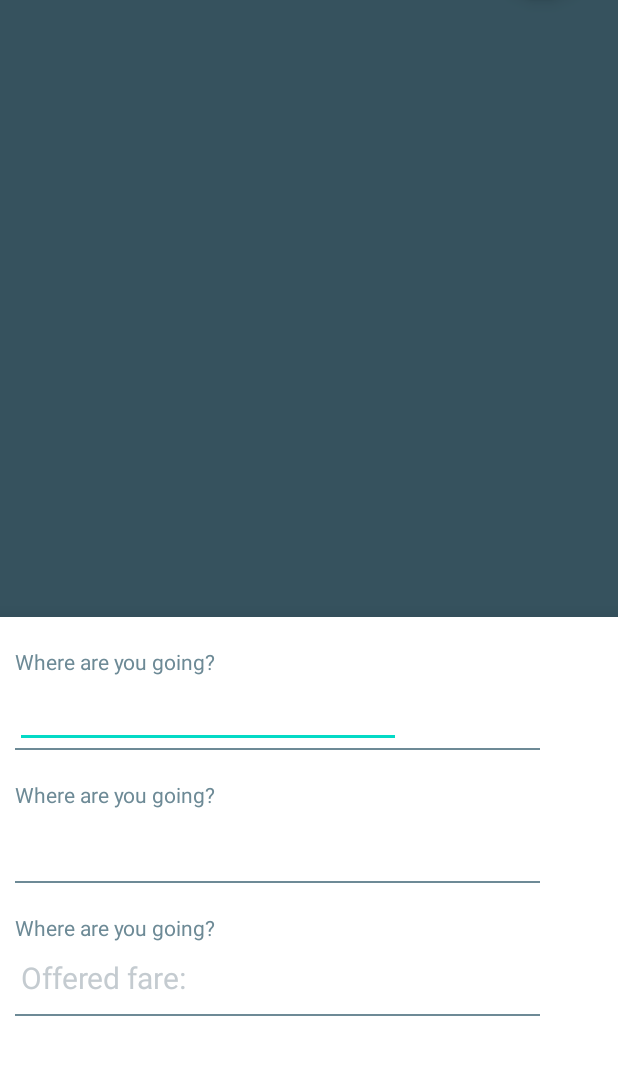
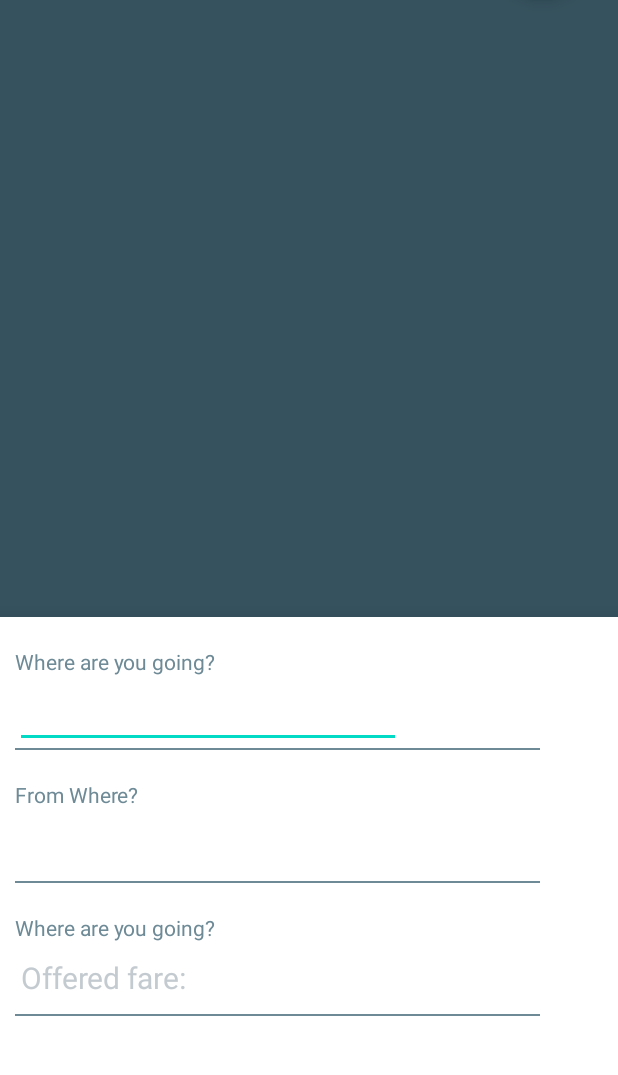
Before and after one commit to sharyar/ZoomWroom, an Android app: the RiderHomeActivity screen opened directly, with no data from a screen before it, after a tap on "CREATE A RIDE", on a phone screen of 412 x 824 dp, the part 127-1202 px from its top. Run offline under Robolectric (Android 15) with nearby library versions, the phone set to English and light mode, and no system bars.

Commit message:
added comments throughout code

```diff
--- a/app/src/main/java/com/example/zoomwroom/RiderHomeActivity.java
+++ b/app/src/main/java/com/example/zoomwroom/RiderHomeActivity.java
@@ -57,15 +57,12 @@ public class RiderHomeActivity extends FragmentActivity implements OnMapReadyCal
                 .findFragmentById(R.id.map);
         mapFragment.getMapAsync(this);
 
-
-        Bundle b = new Bundle(); // idk what this is
-
         FragmentManager fragmentManager = getSupportFragmentManager(); // this is creaitng a fragment manager
         final FragmentTransaction fragmentTransaction = fragmentManager.beginTransaction(); // something you just have to do
         final FragmentDisplayDriveRequestInfo driveRequestFragment = new FragmentDisplayDriveRequestInfo(); // this is your fragment class
+
+        // User profile button
         profileButton = (FloatingActionButton) findViewById(R.id.rider_profile_button);
-
-
         profileButton.setOnClickListener(new View.OnClickListener() {
             @Override
             public void onClick(View v) {
@@ -73,6 +70,7 @@ public class RiderHomeActivity extends FragmentActivity implements OnMapReadyCal
             }
         });
 
+        // Create a ride button
         rideButton = findViewById(R.id.create_ride_button);
         rideButton.setOnClickListener(new View.OnClickListener() {
             @Override
@@ -80,9 +78,6 @@ public class RiderHomeActivity extends FragmentActivity implements OnMapReadyCal
                 openRideCreation();
             }
         });
-
-
-
 
 
     }
@@ -219,16 +214,19 @@ public class RiderHomeActivity extends FragmentActivity implements OnMapReadyCal
     private static Double toRad(Double value) {
         return value * Math.PI / 180;
     }
-    public void OpenDriverModeActivity(){
-        Intent intent = new Intent(this,DriverModeActivity.class);
-        startActivity(intent);
-    }
 
+    /**
+     * Called when user has clicked profile button
+     * Leads into the user profile activity
+     * */
     public void OpenProfileActivity(){
         //Intent intent = new Intent(this, BAJINS.class);
         //startActivity(intent);
     }
 
+    /**
+     * Called when user wants to create a ride
+     * */
     public void openRideCreation() {
 
         Bundle b = new Bundle();
@@ -238,7 +236,6 @@ public class RiderHomeActivity extends FragmentActivity implements OnMapReadyCal
         final FragmentCreateRide createRideFragment = new FragmentCreateRide();
 
         createRideFragment.setArguments(b);
-
         createRideFragment.show(getSupportFragmentManager(), createRideFragment.getTag());
     }
 }
--- a/app/src/main/res/layout/fragment_create_ride.xml
+++ b/app/src/main/res/layout/fragment_create_ride.xml
@@ -25,12 +25,13 @@
             android:layout_height="wrap_content"
             android:layout_marginStart="10dp"
             android:textColor="@color/colorLightGray"
-            android:textSize="20dp" />
+            android:textSize="20dp"
+            android:inputType="text"/>
 
         <View
             android:layout_width="350dp"
             android:layout_height="1dp"
-            android:layout_marginLeft="10dp"
+            android:layout_marginStart="10dp"
             android:background="@color/colorLightGray" />
 
         <TextView
@@ -38,7 +39,7 @@
             android:layout_height="wrap_content"
             android:layout_marginStart="10dp"
             android:layout_marginTop="20dp"
-            android:text="Where are you going?"
+            android:text="From Where?"
             android:textColor="@color/colorLightGray" />
 
         <EditText
@@ -47,12 +48,13 @@
             android:layout_height="wrap_content"
             android:layout_marginStart="10dp"
             android:textColor="@color/colorLightGray"
-            android:textSize="20dp" />
+            android:textSize="20dp"
+            android:inputType="text"/>
 
         <View
             android:layout_width="350dp"
             android:layout_height="1dp"
-            android:layout_marginLeft="10dp"
+            android:layout_marginStart="10dp"
             android:background="@color/colorLightGray" />
 
         <TextView
@@ -70,12 +72,13 @@
             android:layout_marginStart="10dp"
             android:hint="Offered fare: "
             android:textColorHint="@color/colorVLightGray"
-            android:textSize="20dp" />
+            android:textSize="20sp"
+            android:inputType="number"/>
 
         <View
             android:layout_width="350dp"
             android:layout_height="1dp"
-            android:layout_marginLeft="10dp"
+            android:layout_marginStart="10dp"
             android:background="@color/colorLightGray" />
 
 
```
Also changed, not shown: app/src/main/java/com/example/zoomwroom/FragmentCreateRide.java (+11 -2 lines).
